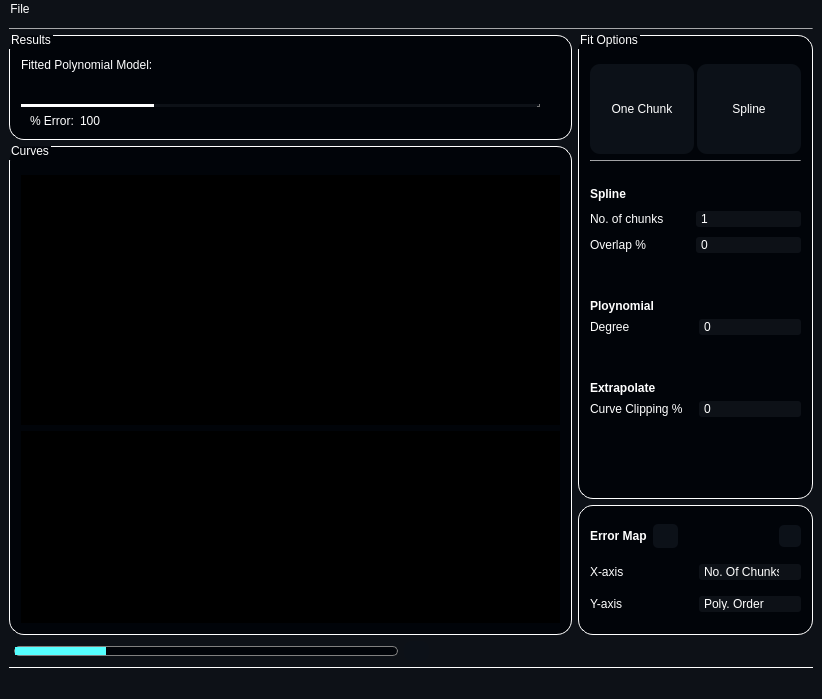
Abdullahsaeed10/Curve_Fitter, file resources/curvefittingwindow.ui: the form before one commit.
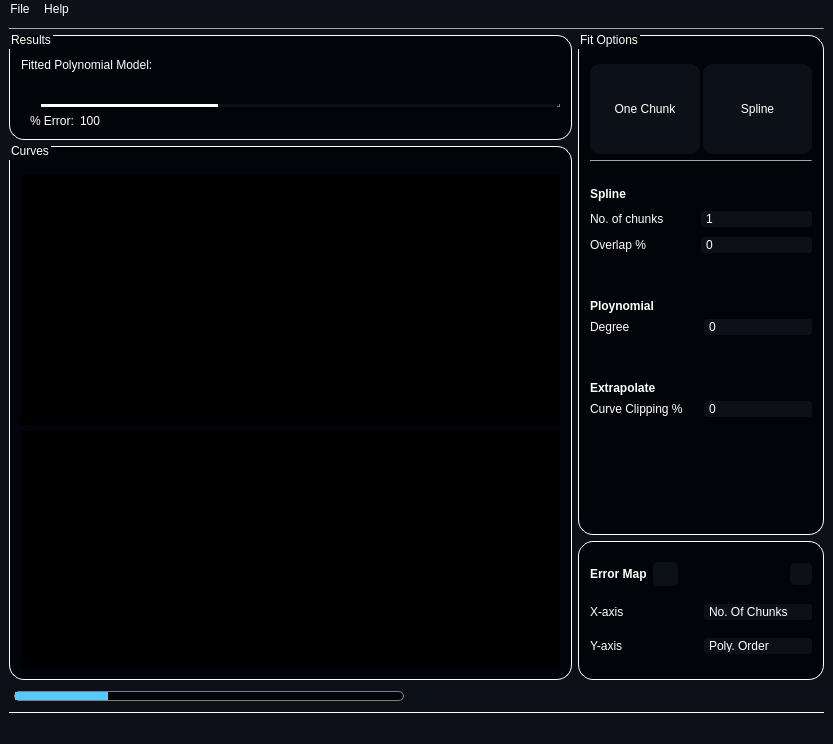
The form after the commit. Icons and pictures are not drawn. Custom widgets are drawn as their Qt base class.

Commit message: about_us

Diff of the .ui file:
```diff
--- a/resources/curvefittingwindow.ui
+++ b/resources/curvefittingwindow.ui
@@ -6,8 +6,8 @@
    <rect>
     <x>0</x>
     <y>0</y>
-    <width>800</width>
-    <height>699</height>
+    <width>833</width>
+    <height>744</height>
    </rect>
   </property>
   <property name="windowTitle">
@@ -19,6 +19,106 @@
   </property>
   <widget class="QWidget" name="centralwidget">
    <layout class="QGridLayout" name="gridLayout_5">
+    <item row="2" column="0">
+     <layout class="QHBoxLayout" name="horizontalLayout_14">
+      <property name="leftMargin">
+       <number>5</number>
+      </property>
+      <item>
+       <widget class="QProgressBar" name="progressBar">
+        <property name="minimumSize">
+         <size>
+          <width>300</width>
+          <height>0</height>
+         </size>
+        </property>
+        <property name="maximumSize">
+         <size>
+          <width>500</width>
+          <height>10</height>
+         </size>
+        </property>
+        <property name="autoFillBackground">
+         <bool>false</bool>
+        </property>
+        <property name="styleSheet">
+         <string notr="true">QProgressBar:horizontal {
+border: 1px solid gray;
+border-radius: 5px;
+background: #010409;
+}
+QProgressBar::chunk:horizontal {
+border-radius: 5px;
+background: rgb(85, 200, 255);
+
+}
+</string>
+        </property>
+        <property name="value">
+         <number>24</number>
+        </property>
+        <property name="textVisible">
+         <bool>false</bool>
+        </property>
+        <property name="invertedAppearance">
+         <bool>false</bool>
+        </property>
+       </widget>
+      </item>
+      <item>
+       <widget class="QPushButton" name="cancel_button">
+        <property name="minimumSize">
+         <size>
+          <width>16</width>
+          <height>16</height>
+         </size>
+        </property>
+        <property name="maximumSize">
+         <size>
+          <width>25</width>
+          <height>25</height>
+         </size>
+        </property>
+        <property name="styleSheet">
+         <string notr="true">QPushButton {
+    border-radius: 8px;
+    border-style: outset;
+    background: rgb(12, 17, 24);
+    }
+
+QPushButton:hover {
+    background: rgba(170, 0, 0, 100)
+    }
+
+QPushButton:pressed {
+    border-style: inset;
+    background: rgb(170, 0, 0)
+    }</string>
+        </property>
+        <property name="text">
+         <string/>
+        </property>
+        <property name="icon">
+         <iconset>
+          <normaloff>icons/cancel.png</normaloff>icons/cancel.png</iconset>
+        </property>
+       </widget>
+      </item>
+      <item>
+       <spacer name="horizontalSpacer_7">
+        <property name="orientation">
+         <enum>Qt::Horizontal</enum>
+        </property>
+        <property name="sizeHint" stdset="0">
+         <size>
+          <width>40</width>
+          <height>20</height>
+         </size>
+        </property>
+       </spacer>
+      </item>
+     </layout>
+    </item>
     <item row="3" column="0">
      <widget class="Line" name="line_2">
       <property name="maximumSize">
@@ -119,6 +219,71 @@
              </item>
              <item>
               <layout class="QHBoxLayout" name="horizontalLayout_16">
+               <item>
+                <widget class="QSpinBox" name="polynomial_equation_spinBox">
+                 <property name="sizePolicy">
+                  <sizepolicy hsizetype="Minimum" vsizetype="Minimum">
+                   <horstretch>0</horstretch>
+                   <verstretch>0</verstretch>
+                  </sizepolicy>
+                 </property>
+                 <property name="maximumSize">
+                  <size>
+                   <width>20</width>
+                   <height>16777215</height>
+                  </size>
+                 </property>
+                 <property name="styleSheet">
+                  <string notr="true">QSpinBox {
+	padding-left: 3;
+	border-radius: 3px;	
+	color: transparent;
+	background-color: transparent;
+	selection-background-color: transparent;
+}
+
+QSpinBox::up-button {
+    subcontrol-origin: border;
+    subcontrol-position: top right; /* position at the top right corner */
+
+    width: 16px; /* 16 + 2*1px border-width = 15px padding + 3px parent border */
+    border-width: 1px;
+}
+
+QSpinBox::up-button:hover {
+   background-color: rgba(255, 255, 255, 50);
+}
+
+QSpinBox::up-arrow {
+    image: url(:/newPrefix/Arrowhead-Top-256.png);
+    width: 6px;
+    height: 6px;
+}
+
+QSpinBox::down-button {
+    subcontrol-origin: border;
+    subcontrol-position: bottom right; /* position at bottom right corner */
+
+    width: 16px;
+    border-width: 1px;
+    border-top-width: 0;
+}
+
+QSpinBox::down-button:hover {
+	background-color: rgba(255, 255, 255, 50);
+}
+
+QSpinBox::down-arrow {
+    image: url(:/newPrefix/Arrowhead-nottop-256.png);
+    width: 6px;
+    height: 6px;
+}</string>
+                 </property>
+                 <property name="maximum">
+                  <number>9</number>
+                 </property>
+                </widget>
+               </item>
                <item>
                 <widget class="QScrollArea" name="scrollArea">
                  <property name="styleSheet">
@@ -133,10 +298,10 @@
                  <widget class="QWidget" name="scrollAreaWidgetContents">
                   <property name="geometry">
                    <rect>
-                    <x>0</x>
+                    <x>-1014</x>
                     <y>0</y>
-                    <width>2018</width>
-                    <height>50</height>
+                    <width>1522</width>
+                    <height>45</height>
                    </rect>
                   </property>
                   <layout class="QGridLayout" name="gridLayout_6">
@@ -144,7 +309,7 @@
                     <widget class="QWidget" name="widget" native="true">
                      <property name="minimumSize">
                       <size>
-                       <width>2000</width>
+                       <width>1500</width>
                        <height>0</height>
                       </size>
                      </property>
@@ -165,71 +330,6 @@
                  </widget>
                 </widget>
                </item>
-               <item>
-                <widget class="QSpinBox" name="polynomial_equation_spinBox">
-                 <property name="sizePolicy">
-                  <sizepolicy hsizetype="Minimum" vsizetype="Minimum">
-                   <horstretch>0</horstretch>
-                   <verstretch>0</verstretch>
-                  </sizepolicy>
-                 </property>
-                 <property name="maximumSize">
-                  <size>
-                   <width>20</width>
-                   <height>16777215</height>
-                  </size>
-                 </property>
-                 <property name="styleSheet">
-                  <string notr="true">QSpinBox {
-	padding-left: 3;
-	border-radius: 3px;	
-	color: transparent;
-	background-color: transparent;
-	selection-background-color: transparent;
-}
-
-QSpinBox::up-button {
-    subcontrol-origin: border;
-    subcontrol-position: top right; /* position at the top right corner */
-
-    width: 16px; /* 16 + 2*1px border-width = 15px padding + 3px parent border */
-    border-width: 1px;
-}
-
-QSpinBox::up-button:hover {
-   background-color: rgba(255, 255, 255, 50);
-}
-
-QSpinBox::up-arrow {
-    image: url(:/newPrefix/Arrowhead-Top-256.png);
-    width: 6px;
-    height: 6px;
-}
-
-QSpinBox::down-button {
-    subcontrol-origin: border;
-    subcontrol-position: bottom right; /* position at bottom right corner */
-
-    width: 16px;
-    border-width: 1px;
-    border-top-width: 0;
-}
-
-QSpinBox::down-button:hover {
-	background-color: rgba(255, 255, 255, 50);
-}
-
-QSpinBox::down-arrow {
-    image: url(:/newPrefix/Arrowhead-nottop-256.png);
-    width: 6px;
-    height: 6px;
-}</string>
-                 </property>
-                 <property name="maximum">
-                  <number>9</number>
-                 </property>
-                </widget>
-               </item>
               </layout>
              </item>
             </layout>
@@ -1239,98 +1339,6 @@
       </item>
      </layout>
     </item>
-    <item row="2" column="0">
-     <layout class="QHBoxLayout" name="horizontalLayout_14">
-      <property name="leftMargin">
-       <number>5</number>
-      </property>
-      <item>
-       <widget class="QProgressBar" name="progressBar">
-        <property name="minimumSize">
-         <size>
-          <width>300</width>
-          <height>0</height>
-         </size>
-        </property>
-        <property name="maximumSize">
-         <size>
-          <width>500</width>
-          <height>10</height>
-         </size>
-        </property>
-        <property name="styleSheet">
-         <string notr="true">QProgressBar:horizontal {
-border: 1px solid gray;
-border-radius: 5px;
-background: #010409;
-}
-QProgressBar::chunk:horizontal {
-border-radius: 5px;
-background: rgb(85, 255, 255);
-}</string>
-        </property>
-        <property name="value">
-         <number>24</number>
-        </property>
-        <property name="textVisible">
-         <bool>false</bool>
-        </property>
-       </widget>
-      </item>
-      <item>
-       <widget class="QPushButton" name="cancel_button">
-        <property name="minimumSize">
-         <size>
-          <width>16</width>
-          <height>16</height>
-         </size>
-        </property>
-        <property name="maximumSize">
-         <size>
-          <width>25</width>
-          <height>25</height>
-         </size>
-        </property>
-        <property name="styleSheet">
-         <string notr="true">QPushButton {
-    border-radius: 8px;
-    border-style: outset;
-    background: rgb(12, 17, 24);
-    }
-
-QPushButton:hover {
-    background: rgba(170, 0, 0, 100)
-    }
-
-QPushButton:pressed {
-    border-style: inset;
-    background: rgb(170, 0, 0)
-    }</string>
-        </property>
-        <property name="text">
-         <string/>
-        </property>
-        <property name="icon">
-         <iconset>
-          <normaloff>icons/cancel.png</normaloff>icons/cancel.png</iconset>
-        </property>
-       </widget>
-      </item>
-      <item>
-       <spacer name="horizontalSpacer_7">
-        <property name="orientation">
-         <enum>Qt::Horizontal</enum>
-        </property>
-        <property name="sizeHint" stdset="0">
-         <size>
-          <width>40</width>
-          <height>20</height>
-         </size>
-        </property>
-       </spacer>
-      </item>
-     </layout>
-    </item>
    </layout>
   </widget>
   <widget class="QMenuBar" name="menubar">
@@ -1338,8 +1346,8 @@
     <rect>
      <x>0</x>
      <y>0</y>
-     <width>800</width>
-     <height>21</height>
+     <width>833</width>
+     <height>26</height>
     </rect>
    </property>
    <widget class="QMenu" name="menuFile">
@@ -1348,7 +1356,14 @@
     </property>
     <addaction name="actionOpen"/>
    </widget>
+   <widget class="QMenu" name="menuHelp">
+    <property name="title">
+     <string>Help</string>
+    </property>
+    <addaction name="actionAbout_Us"/>
+   </widget>
    <addaction name="menuFile"/>
+   <addaction name="menuHelp"/>
   </widget>
   <widget class="QStatusBar" name="statusbar"/>
   <action name="actionOpen">
```
Left out of the diff: 5 changed lines with no effect on the pictures. The commit also changes 1 other file.
